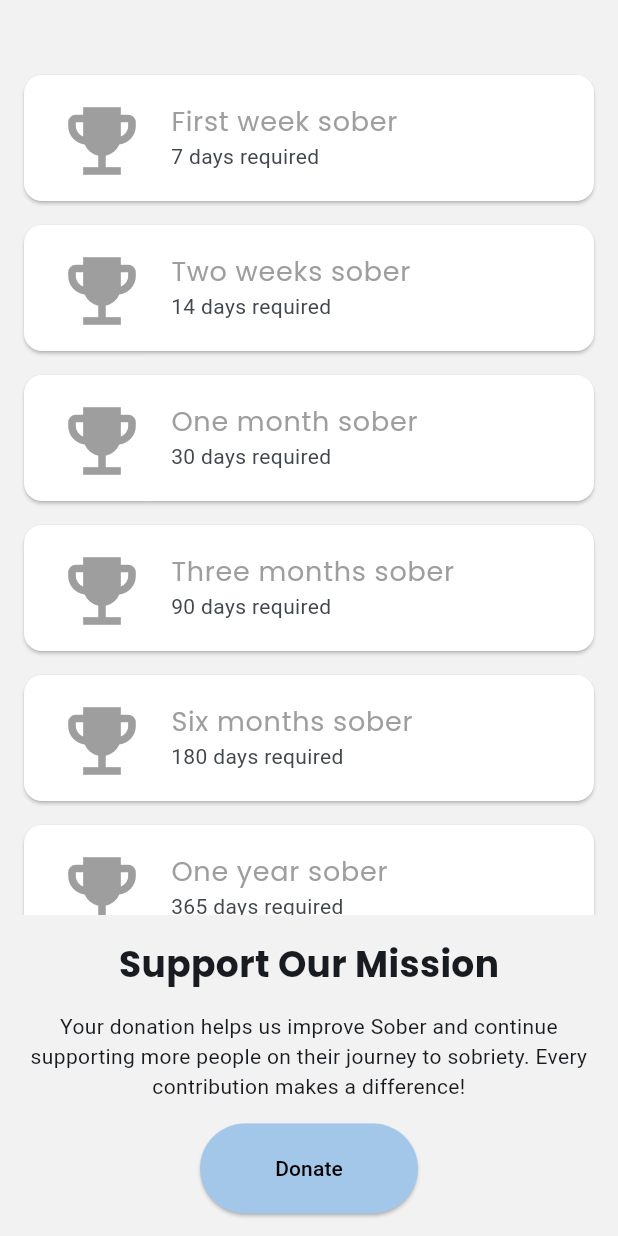
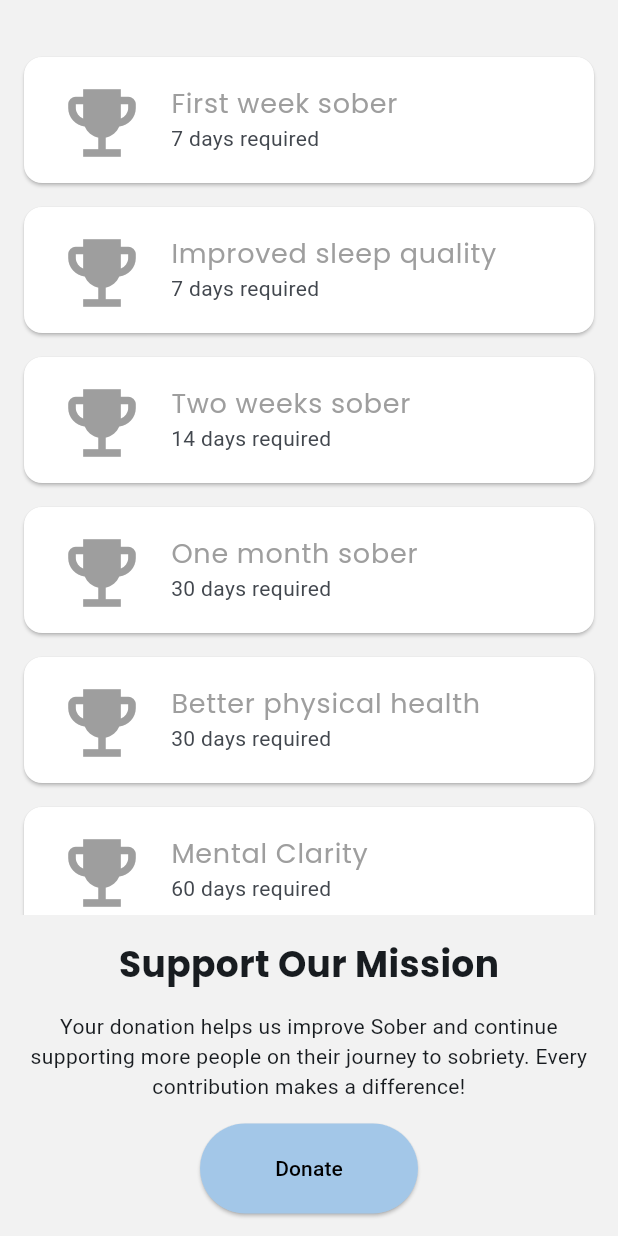
Before and after one commit to vahe-hass/sober-app, a Flutter app: the DashboardScreen screen opened by its route, on a phone screen of 412 x 824 dp. Run offline on Flutter 3.47's test engine with Material 3 defaults, Android fonts, the phone set to English and light mode, and no system bars; our stand-ins replace google_mobile_ads, shared_preferences; accounts and stored records are empty; Roboto replaces fonts that are missing (Noto-Sans); project files that could hold a hidden picture were left out.

Commit message:
cleaned code for production stg1

```diff
--- a/lib/main.dart
+++ b/lib/main.dart
@@ -14,6 +14,8 @@ void main() {
 }
 
 class MyApp extends StatefulWidget {
+  const MyApp({super.key});
+
   @override
   _MyAppState createState() => _MyAppState();
 }
@@ -40,13 +42,13 @@ class _MyAppState extends State<MyApp> {
           builder: (context, snapshot) {
             if (snapshot.connectionState == ConnectionState.waiting) {
               // Show a loading spinner while checking data
-              return Center(child: CircularProgressIndicator());
+              return const Center(child: CircularProgressIndicator());
             } else if (snapshot.hasData && snapshot.data == true) {
               // If user data is found, show HomeScreen directly
               return HomeScreen();
             } else {
               // If no user data is found, show the SplashScreen first
-              return SplashScreen();
+              return const SplashScreen();
             }
           },
         ),
--- a/lib/screens/dashboard_screen.dart
+++ b/lib/screens/dashboard_screen.dart
@@ -1,9 +1,11 @@
 import 'package:flutter/material.dart';
 import 'package:shared_preferences/shared_preferences.dart';
 import 'package:url_launcher/url_launcher.dart';
-// import '../widgets/ReusableBannerAd.dart';
+// import '../widgets/re_usable_banner_ad.dart';
 
 class DashboardScreen extends StatefulWidget {
+  const DashboardScreen({super.key});
+
   @override
   _DashboardScreenState createState() => _DashboardScreenState();
 }
@@ -11,18 +13,23 @@ class DashboardScreen extends StatefulWidget {
 class _DashboardScreenState extends State<DashboardScreen> {
   // PayPal donation link
   final String _donationUrl =
-      'https://www.paypal.com/donate?hosted_button_id=YOUR_BUTTON_ID';
+      'https://www.paypal.com/paypalme/vahegrikori';
 
   int soberDays = 0;
 
   // Define achievements with their respective unlock days
   final List<Map<String, dynamic>> achievements = [
     {'text': 'First week sober', 'daysRequired': 7},
+    {'text': 'Improved sleep quality', 'daysRequired': 7},
     {'text': 'Two weeks sober', 'daysRequired': 14},
     {'text': 'One month sober', 'daysRequired': 30},
+    {'text': 'Better physical health', 'daysRequired': 30},
+    {'text': 'Mental Clarity', 'daysRequired': 60},
     {'text': 'Three months sober', 'daysRequired': 90},
+    {'text': 'Enhanced Focus', 'daysRequired': 90},
     {'text': 'Six months sober', 'daysRequired': 180},
     {'text': 'One year sober', 'daysRequired': 365},
+    {'text': 'Two years sober', 'daysRequired': 730},
   ];
 
   @override
@@ -30,7 +37,7 @@ class _DashboardScreenState extends State<DashboardScreen> {
     return Scaffold(
       body: Column(
         children: [
-          const SizedBox(height: 42),
+          const SizedBox(height: 30),
           // ReusableBannerAd(),
 
           // Expanded list of achievements
--- a/lib/screens/splash_screen.dart
+++ b/lib/screens/splash_screen.dart
@@ -1,11 +1,13 @@
 import 'package:flutter/material.dart';
 
 class SplashScreen extends StatelessWidget {
+  const SplashScreen({super.key});
+
   @override
   Widget build(BuildContext context) {
     return Scaffold(
       appBar: AppBar(
-        backgroundColor: Color(0xFFf2f2f2),
+        backgroundColor: const Color(0xFFf2f2f2),
         centerTitle: true,
         title: SizedBox(
           width: 80.0,
--- a/lib/screens/user_form_screen.dart
+++ b/lib/screens/user_form_screen.dart
@@ -3,6 +3,8 @@ import 'package:intl/intl.dart';
 import 'package:shared_preferences/shared_preferences.dart';
 
 class UserFormScreen extends StatefulWidget {
+  const UserFormScreen({super.key});
+
   @override
   _UserFormScreenState createState() => _UserFormScreenState();
 }
@@ -60,7 +62,7 @@ class _UserFormScreenState extends State<UserFormScreen> {
   Widget build(BuildContext context) {
     return Scaffold(
       appBar: AppBar(
-        backgroundColor: Color(0xFFf2f2f2),
+        backgroundColor: Theme.of(context).scaffoldBackgroundColor,
         centerTitle: true,
         title: SizedBox(
           width: 80.0,
--- a/lib/theme/sober_main_theme.dart
+++ b/lib/theme/sober_main_theme.dart
@@ -1,7 +1,7 @@
 import 'package:flutter/material.dart';
 
 // Define your custom theme in this file
-ThemeData appTheme() {
+  ThemeData appTheme() {
   return ThemeData(
     colorScheme: ColorScheme.fromSeed(
       seedColor: Color(0xFFa3c7e8),
--- a/lib/widgets/ReusableBannerAd.dart
+++ b/lib/widgets/re_usable_banner_ad.dart
@@ -21,9 +21,9 @@ class _ReusableBannerAdState extends State<ReusableBannerAd> {
     String adUnitId;
 
     if (Platform.isAndroid) {
-      adUnitId = 'ca-app-pub-5347171863060061~1285990146'; // Replace with Android ad unit ID
+      adUnitId = 'ca-app-pub-3940256099942544/6300978111'; // Replace with Android ad unit ID
     } else if (Platform.isIOS) {
-      adUnitId = 'ca-app-pub-5347171863060061~1285990146'; // Replace with iOS ad unit ID
+      adUnitId = 'ca-app-pub-3940256099942544/6300978111'; // Replace with iOS ad unit ID
     } else {
       adUnitId = ''; // Default empty if platform is not Android or iOS
     }
```
Also changed, not shown: lib/screens/home_screen.dart (+6 -4 lines), pubspec.yaml (+3 -39 lines).
